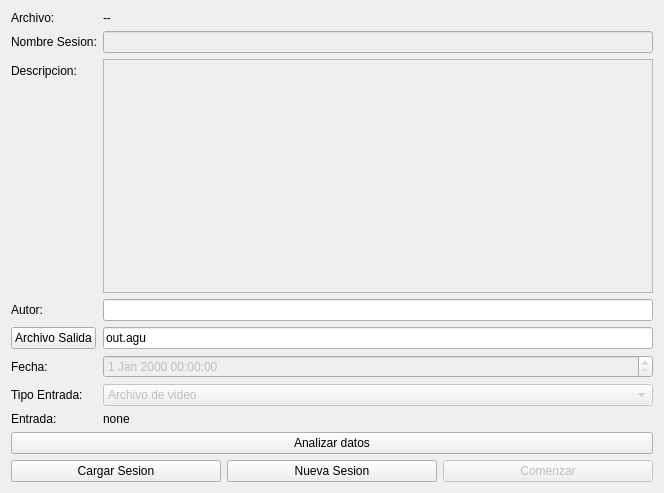
First picture: the form in src/GUIFramework/IPSModule/IPSs/GUIWaveHeightIPS/guiwaveheightips.ui, repository aguperezpala/hvdrt, before the edit.
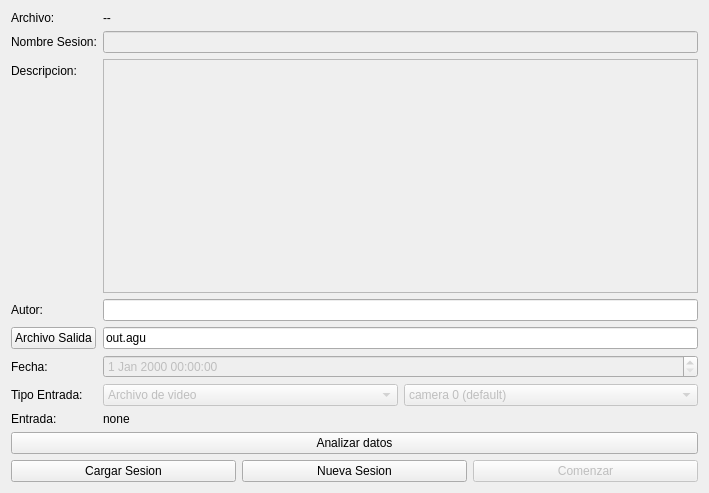
Second picture: the form after the edit.

Commit message: Adding possibility to set the camera id

Patch:
```diff
--- a/src/GUIFramework/IPSModule/IPSs/GUIWaveHeightIPS/guiwaveheightips.ui
+++ b/src/GUIFramework/IPSModule/IPSs/GUIWaveHeightIPS/guiwaveheightips.ui
@@ -6,7 +6,7 @@
    <rect>
     <x>0</x>
     <y>0</y>
-    <width>664</width>
+    <width>709</width>
     <height>493</height>
    </rect>
   </property>
@@ -61,30 +61,13 @@
        </property>
       </widget>
      </item>
-     <item row="6" column="0">
+     <item row="7" column="0">
       <widget class="QLabel" name="label_4">
        <property name="text">
         <string>Tipo Entrada:</string>
        </property>
       </widget>
      </item>
-     <item row="6" column="1">
-      <widget class="QComboBox" name="comboBox">
-       <property name="enabled">
-        <bool>false</bool>
-       </property>
-       <item>
-        <property name="text">
-         <string>Archivo de video</string>
-        </property>
-       </item>
-       <item>
-        <property name="text">
-         <string>Camara</string>
-        </property>
-       </item>
-      </widget>
-     </item>
      <item row="0" column="0">
       <widget class="QLabel" name="label_5">
        <property name="text">
@@ -99,14 +82,14 @@
        </property>
       </widget>
      </item>
-     <item row="7" column="0">
+     <item row="9" column="0">
       <widget class="QLabel" name="label_6">
        <property name="text">
         <string>Entrada:</string>
        </property>
       </widget>
      </item>
-     <item row="7" column="1">
+     <item row="9" column="1">
       <widget class="QLabel" name="inputLabel">
        <property name="text">
         <string>none</string>
@@ -137,6 +120,59 @@
        </property>
       </widget>
      </item>
+     <item row="7" column="1">
+      <layout class="QHBoxLayout" name="horizontalLayout_2">
+       <item>
+        <widget class="QComboBox" name="comboBox">
+         <property name="enabled">
+          <bool>false</bool>
+         </property>
+         <item>
+          <property name="text">
+           <string>Archivo de video</string>
+          </property>
+         </item>
+         <item>
+          <property name="text">
+           <string>Camara</string>
+          </property>
+         </item>
+        </widget>
+       </item>
+       <item>
+        <widget class="QComboBox" name="cameraOption">
+         <property name="enabled">
+          <bool>false</bool>
+         </property>
+         <item>
+          <property name="text">
+           <string>camera 0 (default)</string>
+          </property>
+         </item>
+         <item>
+          <property name="text">
+           <string>camera 1</string>
+          </property>
+         </item>
+         <item>
+          <property name="text">
+           <string>camera 2</string>
+          </property>
+         </item>
+         <item>
+          <property name="text">
+           <string>camera 3</string>
+          </property>
+         </item>
+         <item>
+          <property name="text">
+           <string>camera 4</string>
+          </property>
+         </item>
+        </widget>
+       </item>
+      </layout>
+     </item>
     </layout>
    </item>
    <item>
```
The commit also changes 2 other files.
